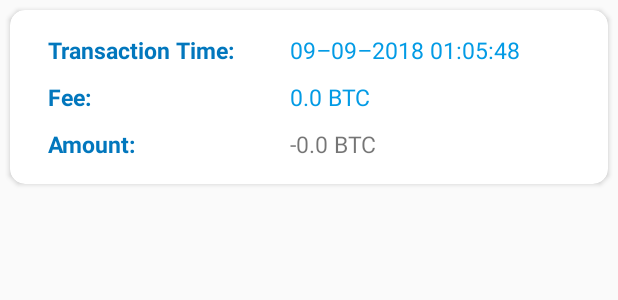
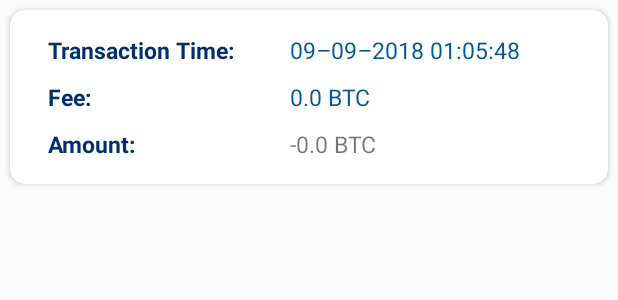
Before and after one commit to HamidQureshi/Wallet, an Android app: the layout transaction_item.xml on its own in the app's theme, with its tools: preview values and no code run, on a phone screen of 412 x 824 dp. Shown: the top 300 px of the screen. Run offline under Robolectric (Android 15) with nearby library versions, the phone set to English and light mode, and no system bars; network calls fail.

Commit message:
changing theme

```diff
--- a/app/src/main/res/values/colors.xml
+++ b/app/src/main/res/values/colors.xml
@@ -1,11 +1,11 @@
 <?xml version="1.0" encoding="utf-8"?>
 <resources>
-    <color name="colorPrimary">#039BE5</color>
-    <color name="colorPrimaryDark">#0277BD</color>
+    <color name="colorPrimary">#01579b</color>
+    <color name="colorPrimaryDark">#002f6c</color>
     <color name="colorAccent">#D81B60</color>
 
-    <color name="heading">#0277BD</color>
-    <color name="text">#039BE5</color>
+    <color name="heading">#002f6c</color>
+    <color name="text">#01579b</color>
 
     <color name="white">#fff</color>
 </resources>
```
